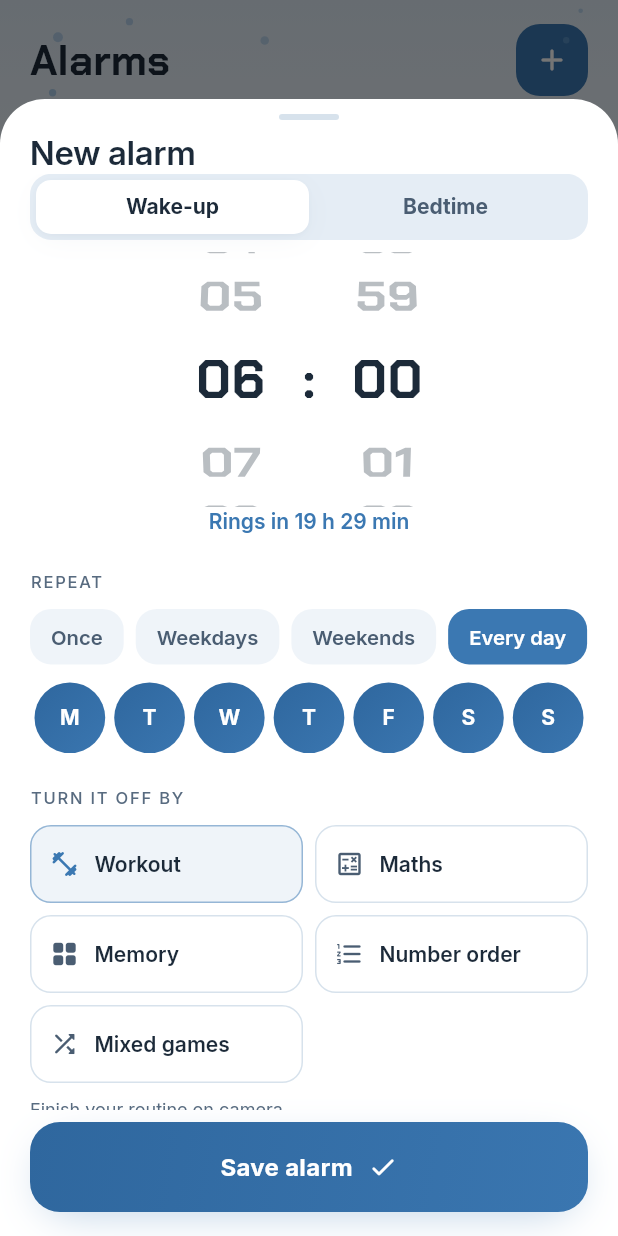
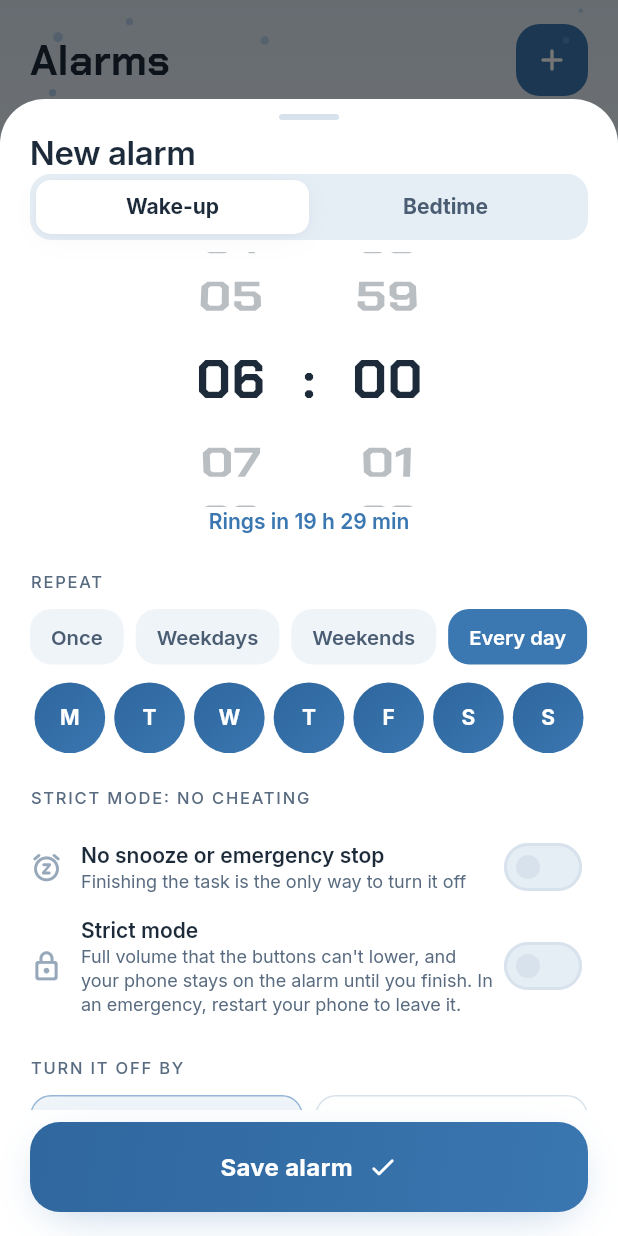
Before and after one commit to sharath-IXVII/fitness-app, a Flutter app: the AlarmsScreen screen opened by its route, after a tap on the "add" icon, on a phone screen of 412 x 824 dp. Run offline on Flutter 3.47's test engine with Material 3 defaults, Android fonts, the phone set to English and light mode, and no system bars; our stand-ins replace audioplayers, camera, clock, cloud_firestore, firebase_auth, firebase_core and 16 more; missing offline and left inert: alarm, flutter_activity_recognition, google_mlkit_pose_detection, pedometer_2, tflite_flutter; accounts and stored records are empty.

Commit message:
Alarm: strict mode up front, restart ends strict mode, quicker louder re-ring when someone stops moving
Co-Authored-By: Claude Sonnet 5.5 <noreply@anthropic.com>
Claude-Session: https://claude.ai/code/session_01TvF5P651VgJYdNxTh8xrqw

```diff
--- a/lib/features/alarm/alarm_scheduler.dart
+++ b/lib/features/alarm/alarm_scheduler.dart
@@ -23,7 +23,7 @@ class RingInfo {
     this.challenge = AlarmChallenge.workout,
     this.level = ChallengeLevel.medium,
     this.sound = AlarmSound.sunrise,
-    this.volume = 0.9,
+    this.volume = 1.0,
     this.fadeIn = true,
     this.vibrate = true,
     this.kind = AlarmKind.wake,
@@ -150,7 +150,9 @@ abstract final class AlarmScheduler {
 
   /// Snoozed rings use their own id so a sync can't overwrite them.
   static int snoozeIdFor(int alarmId) => 10000 + alarmId;
-  static const idleTimeout = Duration(seconds: 90);
+  /// How long someone can stop moving (or never start) before the alarm
+  /// rings again, at full volume.
+  static const idleTimeout = Duration(seconds: 60);
 
   static bool get supported => !kIsWeb && (Platform.isAndroid || Platform.isIOS);
 
@@ -171,6 +173,7 @@ abstract final class AlarmScheduler {
     required DateTime at,
     required RingInfo info,
     required String body,
+    bool loud = false,
   }) => AlarmSettings(
     id: id,
     dateTime: at,
@@ -185,10 +188,12 @@ abstract final class AlarmScheduler {
     payload: info.toPayload(),
     // Strict mode: full volume from the first second, and the volume keys
     // can't turn it down (the plugin resets any change).
-    volumeSettings: info.strict
+    // A re-ring (someone stopped moving or fell back asleep) is at full
+    // volume at once, with no slow build-up they could sleep through.
+    volumeSettings: info.strict || loud
         ? const VolumeSettings.fixed(volume: 1, volumeEnforced: true)
         : info.fadeIn
-        ? VolumeSettings.fade(volume: info.volume, fadeDuration: const Duration(seconds: 20), volumeEnforced: true)
+        ? VolumeSettings.fade(volume: info.volume, fadeDuration: const Duration(seconds: 12), volumeEnforced: true)
         : VolumeSettings.fixed(volume: info.volume, volumeEnforced: true),
     notificationSettings: NotificationSettings(
       title: info.label,
@@ -247,6 +252,7 @@ abstract final class AlarmScheduler {
         at: DateTime.now().add(const Duration(seconds: 3)),
         info: info,
         body: 'Your alarm is still on. Finish your workout to switch it off, you\'ve got this!',
+        loud: true,
       ),
     );
   }
@@ -260,6 +266,7 @@ abstract final class AlarmScheduler {
         at: DateTime.now().add(idleTimeout),
         info: info,
         body: "You stopped moving. Keep going, you're almost there! 🔥",
+        loud: true,
       ),
     );
   }
--- a/lib/features/alarm/alarms_screen.dart
+++ b/lib/features/alarm/alarms_screen.dart
@@ -14,6 +14,7 @@ import '../../core/widgets/pressable.dart';
 import '../workout/domain/routine.dart';
 import '../workout/routine_providers.dart';
 import '../workout/workout_screen.dart';
+import '../health/widgets/guide_card.dart';
 import 'alarm_providers.dart';
 import 'sleep_screens.dart';
 import 'app_permissions.dart';
@@ -121,7 +122,17 @@ class _AlarmsScreenState extends ConsumerState<AlarmsScreen> with WidgetsBinding
             ),
             const SizedBox(height: 4),
             Text('Each alarm keeps ringing until you finish its workout or brain game.', style: text.bodyMedium),
-            const SizedBox(height: 18),
+            const SizedBox(height: 14),
+            const GuideCard(
+              id: 'alarm',
+              title: 'How your alarm works',
+              steps: [
+                'Tap + to add an alarm. Set the time, the days and what you must do to switch it off.',
+                'Turn on Strict mode to make it impossible to cheat: full volume, no snooze, and the phone stays on the alarm until your workout is done.',
+                'If you stop moving during the workout, the alarm rings again after a minute.',
+                'Emergency? Restart your phone to leave Strict mode.',
+              ],
+            ),
             _NextUpBanner(next: ref.watch(nextAlarmProvider)),
             const SizedBox(height: 16),
             if (!_permissionsOk) ...[_PermissionBanner(onFixed: _checkPermissions), const SizedBox(height: 14)],
--- a/lib/features/alarm/domain/workout_alarm.dart
+++ b/lib/features/alarm/domain/workout_alarm.dart
@@ -40,7 +40,7 @@ class WorkoutAlarm {
     this.label = 'Wake-up workout',
     this.enabled = true,
     this.sound = AlarmSound.sunrise,
-    this.volume = 0.9,
+    this.volume = 1.0,
     this.fadeIn = true,
     this.vibrate = true,
     this.maxSnoozes = 1,
--- a/lib/features/alarm/ring_screen.dart
+++ b/lib/features/alarm/ring_screen.dart
@@ -172,6 +172,13 @@ class _RingScreenState extends ConsumerState<RingScreen> {
                               ],
                             ),
                           ),
+                      if (info.strict) ...[
+                        const SizedBox(height: 8),
+                        Text(
+                          'Emergency? Restarting your phone ends strict mode and stops this alarm.',
+                          style: text.bodySmall?.copyWith(color: AppColors.textSecondary),
+                        ),
+                      ],
                     ],
                   ),
                 ).animate().fadeIn(duration: 300.ms, delay: 150.ms).moveY(begin: 8, end: 0, curve: Curves.easeOutCubic),
--- a/lib/features/alarm/widgets/alarm_editor_sheet.dart
+++ b/lib/features/alarm/widgets/alarm_editor_sheet.dart
@@ -274,6 +274,30 @@ class _AlarmEditorSheetState extends ConsumerState<AlarmEditorSheet> {
                         ],
                       ),
                     ),
+                    if (!_a.isSleep)
+                      FormSection(
+                        title: 'Strict mode: no cheating',
+                        child: Column(
+                          children: [
+                            SettingToggle(
+                              icon: Icons.snooze_rounded,
+                              title: 'No snooze or emergency stop',
+                              subtitle: 'Finishing the task is the only way to turn it off',
+                              value: _a.noEscape,
+                              onChanged: _a.strict ? null : (v) => _update(_a.copyWith(hardMode: v)),
+                            ),
+                            SettingToggle(
+                              icon: Icons.lock_outline_rounded,
+                              title: 'Strict mode',
+                              subtitle:
+                                  'Full volume that the buttons can\'t lower, and your phone stays on the alarm until '
+                                  'you finish. In an emergency, restart your phone to leave it.',
+                              value: _a.strict,
+                              onChanged: _setStrict,
+                            ),
+                          ],
+                        ),
+                      ),
                     if (_a.isSleep)
                       FormSection(
                         title: 'Sleep mode',
@@ -482,30 +506,6 @@ class _AlarmEditorSheetState extends ConsumerState<AlarmEditorSheet> {
                         ),
                       ),
                     ),
-                    if (!_a.isSleep)
-                      FormSection(
-                        title: 'How strict',
-                        child: Column(
-                          children: [
-                            SettingToggle(
-                              icon: Icons.snooze_rounded,
-                              title: 'No snooze or emergency stop',
-                              subtitle: 'Finishing the task is the only way to turn it off',
-                              value: _a.noEscape,
-                              onChanged: _a.strict ? null : (v) => _update(_a.copyWith(hardMode: v)),
-                            ),
-                            SettingToggle(
-                              icon: Icons.lock_outline_rounded,
-                              title: 'Strict mode',
-                              subtitle:
-                                  'Rings at full volume that the buttons can\'t lower, keeps your phone on the alarm '
-                                  'until you finish, and rings again if the phone is restarted',
-                              value: _a.strict,
-                              onChanged: _setStrict,
-                            ),
-                          ],
-                        ),
-                      ),
                   ],
                 ),
               ),
--- a/lib/features/workout/workout_screen.dart
+++ b/lib/features/workout/workout_screen.dart
@@ -311,7 +311,7 @@ class _WorkoutScreenState extends ConsumerState<WorkoutScreen> {
                 const SizedBox(width: 12),
               Expanded(
                 child: Text(
-                  _alarmMode ? 'Finish to stop the alarm' : '${_routine.name} · practice',
+                  _alarmMode ? 'Keep going: the alarm rings again if you stop' : '${_routine.name} · practice',
                   style: text.titleSmall?.copyWith(color: Colors.white),
                 ),
               ),
```
Also changed, not shown: lib/features/alarm/strict_mode.dart (+5 -4 lines), 2 other files.
